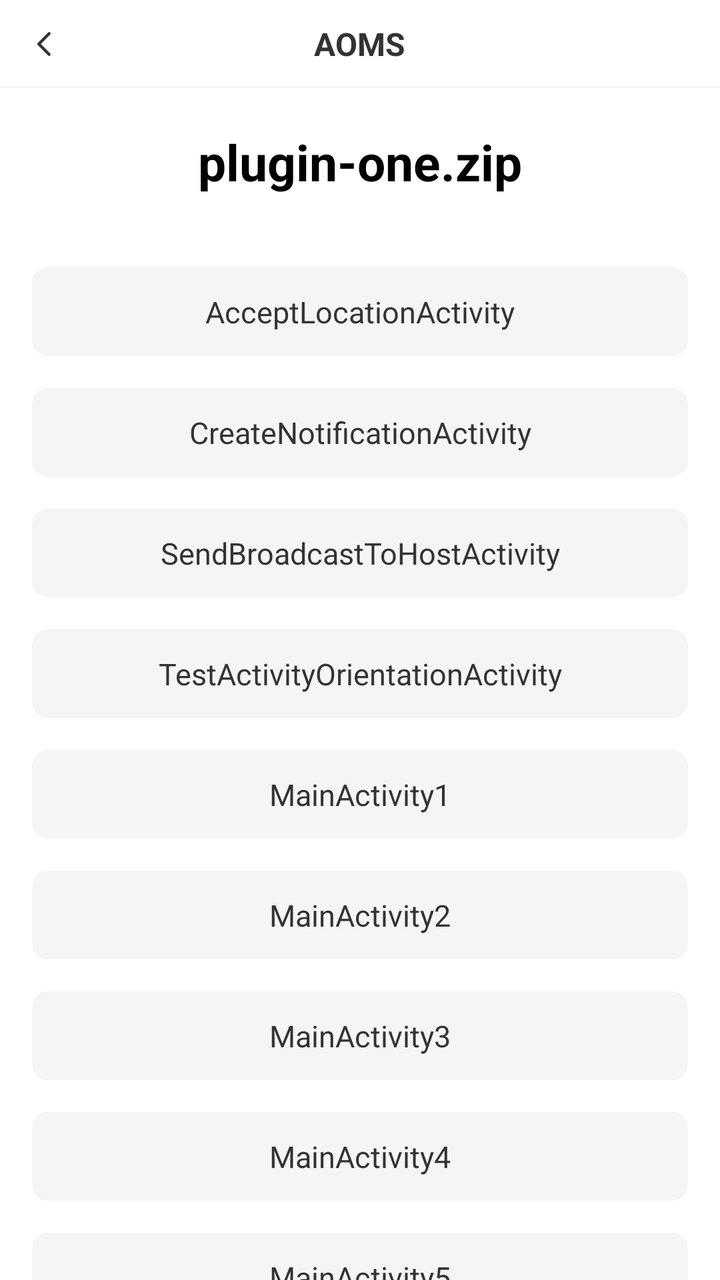
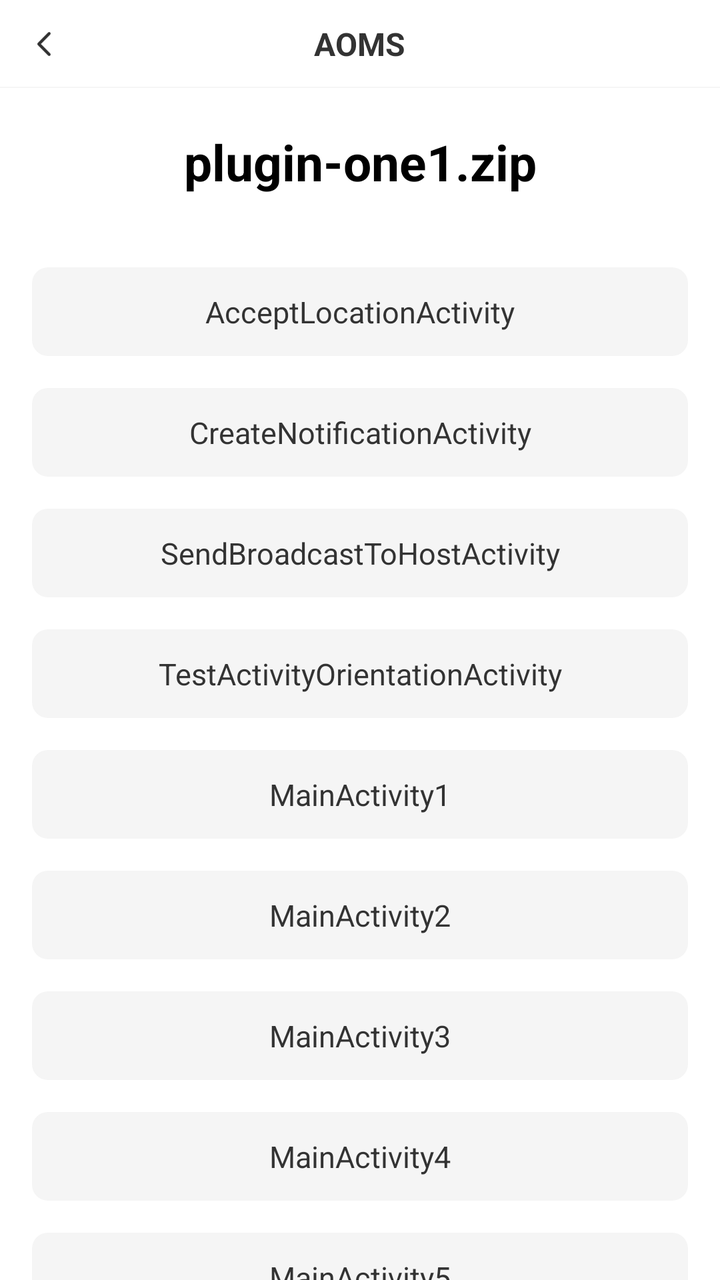

An Android layout rendered at two revisions. The XML below is the earlier revision; the diff shows what the commit changed to produce the second picture.
<!-- AndroidManifest.xml: application theme Theme.AppCompat.NoActionBar -->
<!-- res/layout/activity_home.xml -->
<?xml version="1.0" encoding="utf-8"?>
<LinearLayout xmlns:android="http://schemas.android.com/apk/res/android"
    android:layout_width="match_parent"
    android:orientation="vertical"
    android:background="#FFFFFF"
    android:fitsSystemWindows="true"
    android:layout_height="match_parent">

    <include layout="@layout/app_bar"/>


    <TextView
        android:layout_width="match_parent"
        android:text="plugin-one.zip"
        android:textSize="25sp"
        android:textStyle="bold"
        android:paddingVertical="20dp"
        android:gravity="center"
        android:textColor="#000000"
        android:layout_height="wrap_content"/>

    <androidx.core.widget.NestedScrollView
        android:layout_width="match_parent"
        android:overScrollMode="never"
        android:layout_height="match_parent">

        <LinearLayout
            android:layout_width="match_parent"
            android:orientation="vertical"
            android:layout_height="match_parent">
            <TextView
                android:id="@+id/tvAcceptLocationActivity"
                android:layout_width="match_parent"
                android:textSize="15sp"
                android:paddingVertical="12dp"
                android:layout_marginHorizontal="16dp"
                android:layout_marginTop="16dp"
                android:background="@drawable/shape_003"
                android:textColor="#333333"
                android:gravity="center"
                android:text="AcceptLocationActivity"
                android:layout_height="wrap_content"/>

            <TextView
                android:id="@+id/tvCreateNotificationActivity"
                android:layout_width="match_parent"
                android:textSize="15sp"
                android:paddingVertical="12dp"
                android:layout_marginHorizontal="16dp"
                android:layout_marginTop="16dp"
                android:background="@drawable/shape_003"
                android:textColor="#333333"
                android:gravity="center"
                android:text="CreateNotificationActivity"
                android:layout_height="wrap_content"/>

            <TextView
                android:id="@+id/tvSendBroadcastToHostActivity"
                android:layout_width="match_parent"
                android:textSize="15sp"
                android:paddingVertical="12dp"
                android:layout_marginHorizontal="16dp"
                android:layout_marginTop="16dp"
                android:background="@drawable/shape_003"
                android:textColor="#333333"
                android:gravity="center"
                android:text="SendBroadcastToHostActivity"
                android:layout_height="wrap_content"/>

            <TextView
                android:id="@+id/tvTestActivityOrientationActivity"
                android:layout_width="match_parent"
                android:textSize="15sp"
                android:paddingVertical="12dp"
                android:layout_marginHorizontal="16dp"
                android:layout_marginTop="16dp"
                android:background="@drawable/shape_003"
                android:textColor="#333333"
                android:gravity="center"
                android:text="TestActivityOrientationActivity"
                android:layout_height="wrap_content"/>

            <TextView
                android:id="@+id/tvMainActivity1"
                android:layout_width="match_parent"
                android:textSize="15sp"
                android:paddingVertical="12dp"
                android:layout_marginHorizontal="16dp"
                android:layout_marginTop="16dp"
                android:background="@drawable/shape_003"
                android:textColor="#333333"
                android:gravity="center"
                android:text="MainActivity1"
                android:layout_height="wrap_content"/>

            <TextView
                android:id="@+id/tvMainActivity2"
                android:layout_width="match_parent"
                android:textSize="15sp"
                android:paddingVertical="12dp"
                android:layout_marginHorizontal="16dp"
                android:layout_marginTop="16dp"
                android:background="@drawable/shape_003"
                android:textColor="#333333"
                android:gravity="center"
                android:text="MainActivity2"
                android:layout_height="wrap_content"/>

            <TextView
                android:id="@+id/tvMainActivity3"
                android:layout_width="match_parent"
                android:textSize="15sp"
                android:paddingVertical="12dp"
                android:layout_marginHorizontal="16dp"
                android:layout_marginTop="16dp"
                android:background="@drawable/shape_003"
                android:textColor="#333333"
                android:gravity="center"
                android:text="MainActivity3"
                android:layout_height="wrap_content"/>


            <TextView
                android:id="@+id/tvMainActivity4"
                android:layout_width="match_parent"
                android:textSize="15sp"
                android:paddingVertical="12dp"
                android:layout_marginHorizontal="16dp"
                android:layout_marginTop="16dp"
                android:background="@drawable/shape_003"
                android:textColor="#333333"
                android:gravity="center"
                android:text="MainActivity4"
                android:layout_height="wrap_content"/>


            <TextView
                android:id="@+id/tvMainActivity5"
                android:layout_width="match_parent"
                android:textSize="15sp"
                android:paddingVertical="12dp"
                android:layout_marginHorizontal="16dp"
                android:layout_marginTop="16dp"
                android:background="@drawable/shape_003"
                android:textColor="#333333"
                android:gravity="center"
                android:text="MainActivity5"
                android:layout_height="wrap_content"/>

            <TextView
                android:id="@+id/tvMainActivity6"
                android:layout_width="match_parent"
                android:textSize="15sp"
                android:paddingVertical="12dp"
                android:layout_marginHorizontal="16dp"
                android:layout_marginTop="16dp"
                android:background="@drawable/shape_003"
                android:textColor="#333333"
                android:gravity="center"
                android:text="MainActivity6"
                android:layout_height="wrap_content"/>

        </LinearLayout>

    </androidx.core.widget.NestedScrollView>




</LinearLayout>
<!-- res/layout/app_bar.xml (included above) -->
<?xml version="1.0" encoding="utf-8"?>
<RelativeLayout xmlns:android="http://schemas.android.com/apk/res/android"
    android:layout_width="match_parent"
    android:layout_height="44dp">

    <ImageView
        android:id="@+id/img_back"
        android:layout_width="44dp"
        android:src="@mipmap/back_black"
        android:scaleType="center"
        android:layout_height="44dp"/>

    <TextView
        android:id="@+id/tv_title"
        android:layout_width="wrap_content"
        android:layout_height="44dp"
        android:layout_centerHorizontal="true"
        android:gravity="center"
        android:text="AOMS"
        android:textStyle="bold"
        android:textColor="#333333"
        android:textSize="16sp" />

    <TextView
        android:id="@+id/tv_right"
        android:visibility="gone"
        android:layout_width="wrap_content"
        android:layout_height="44dp"
        android:layout_alignParentRight="true"
        android:paddingHorizontal="12dp"
        android:gravity="center"
        android:text="编辑"
        android:textColor="#333333"
        android:textSize="16sp" />


    <View
        android:layout_width="match_parent"
        android:background="#F5F5F5"
        android:layout_alignParentBottom="true"
        android:layout_height="0.5dp"/>

</RelativeLayout>
<!-- resources referenced by this layout -->
<resources>
  <!-- drawable shape_003 (drawable) -->
  <?xml version="1.0" encoding="utf-8"?>
  <shape xmlns:android="http://schemas.android.com/apk/res/android">
      <corners android:radius="8dp"/>
     <solid android:color="#f5f5f5"/>
  </shape>
  <!-- mipmap back_black: png bitmap (mipmap-xxxhdpi, 666 bytes) -->
</resources>

<!-- the commit's change to res/layout/activity_home.xml (unified diff, before → after) -->
@@ -11,7 +11,7 @@
 
     <TextView
         android:layout_width="match_parent"
-        android:text="plugin-one.zip"
+        android:text="plugin-one1.zip"
         android:textSize="25sp"
         android:textStyle="bold"
         android:paddingVertical="20dp"
